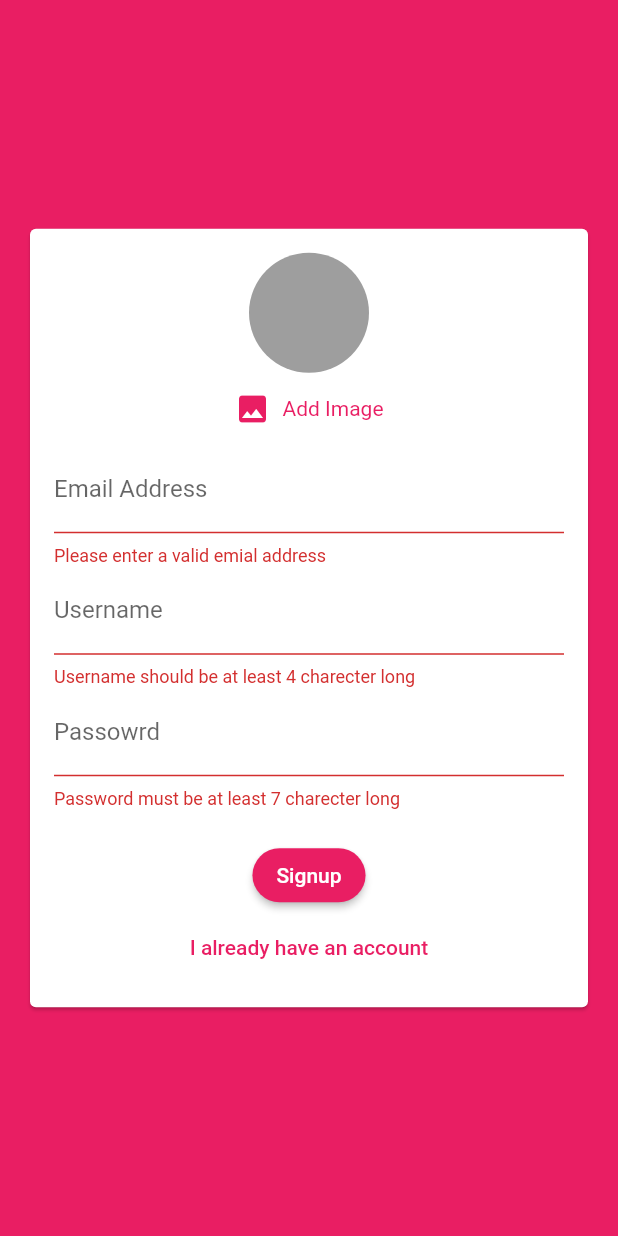
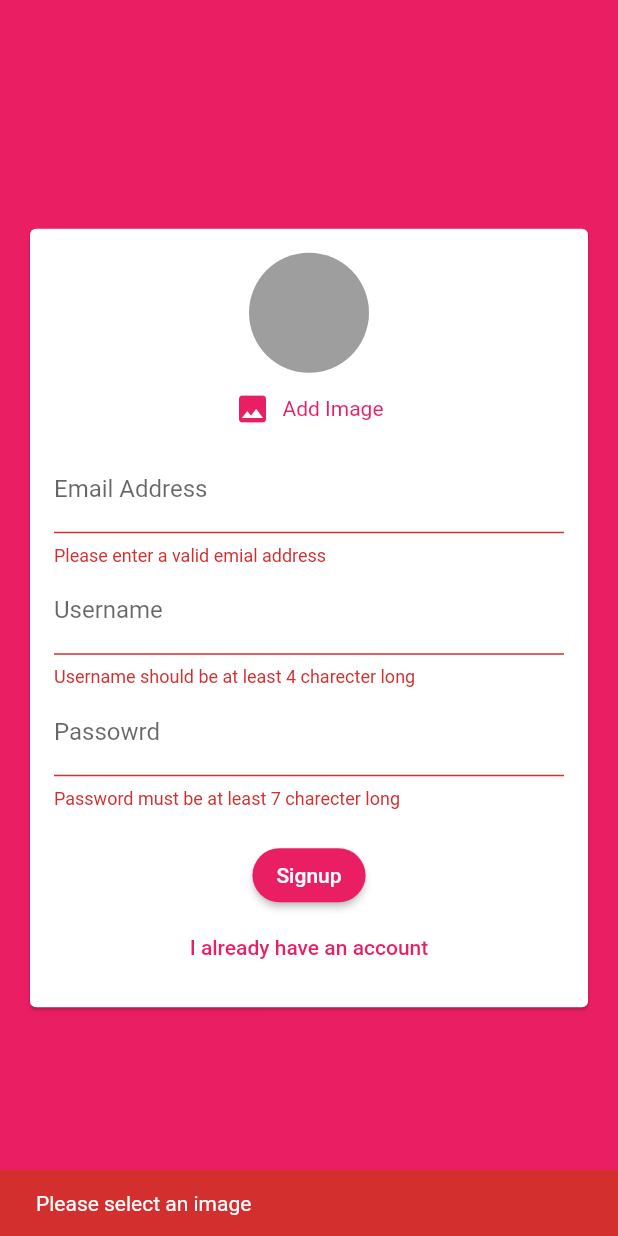
Before and after one commit to aak-301/chit-chat, a Flutter app: the screen it shows after launch, after a tap on "Signup", on a phone screen of 412 x 824 dp. Run offline on Flutter 3.47's test engine with Material 2 defaults, Android fonts, the phone set to English and light mode, and no system bars; our stand-ins replace cloud_firestore, firebase_auth, firebase_core, image_picker; accounts and stored records are empty.

Commit message:
added functionality to pick the files

```diff
--- a/lib/widgets/auth/auth_form.dart
+++ b/lib/widgets/auth/auth_form.dart
@@ -1,3 +1,5 @@
+import 'dart:io';
+
 import 'package:chitchat/widgets/picker/user_image_picker.dart';
 import 'package:flutter/material.dart';
 
@@ -21,10 +23,25 @@ class _AuthFormState extends State<AuthForm> {
   String userEmail = "";
   String userPassword = "";
   String userName = "";
+  File? userImage;
+
+  void pickedImage(File image) {
+    userImage = image;
+  }
 
   void _trySubmit() {
     final isValid = _formKey.currentState!.validate();
     FocusScope.of(context).unfocus();
+
+    if (userImage == null && !_isLogin) {
+      ScaffoldMessenger.of(context).showSnackBar(
+        SnackBar(
+          content: Text('Please select an image'),
+          backgroundColor: Theme.of(context).errorColor,
+        ),
+      );
+      return;
+    }
 
     if (isValid) {
       _formKey.currentState!.save();
@@ -33,6 +50,7 @@ class _AuthFormState extends State<AuthForm> {
         userName.trim(),
         userPassword.trim(),
         _isLogin,
+        userImage,
         context,
       );
     }
@@ -51,7 +69,7 @@ class _AuthFormState extends State<AuthForm> {
               child: Column(
                 mainAxisSize: MainAxisSize.min,
                 children: [
-                  if (!_isLogin) UserImagePicker(),
+                  if (!_isLogin) UserImagePicker(imagPicked: pickedImage),
                   TextFormField(
                     key: const ValueKey('email'),
                     validator: (value) {
```
